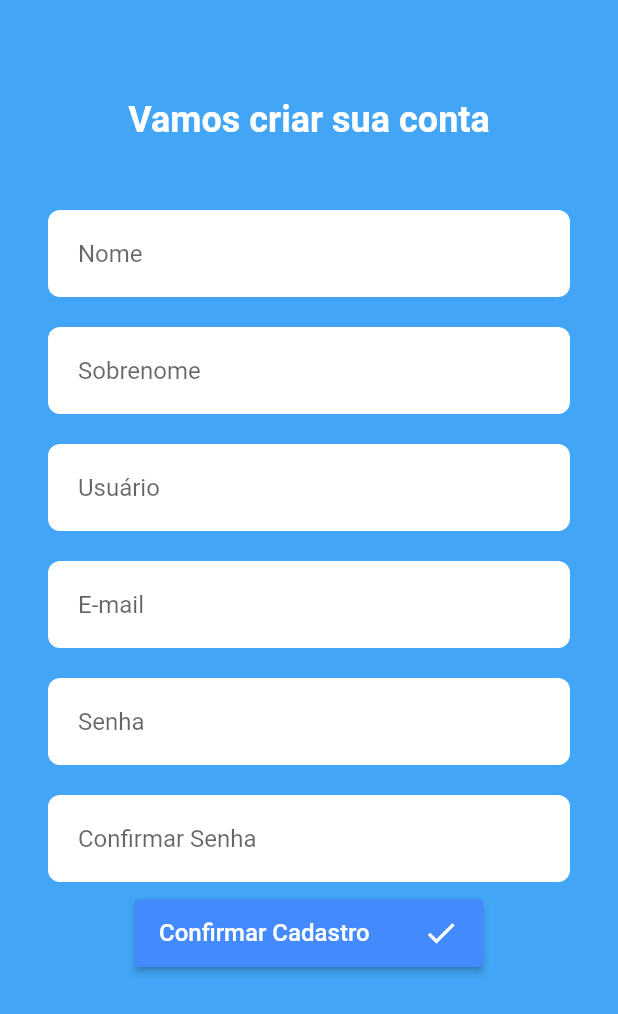
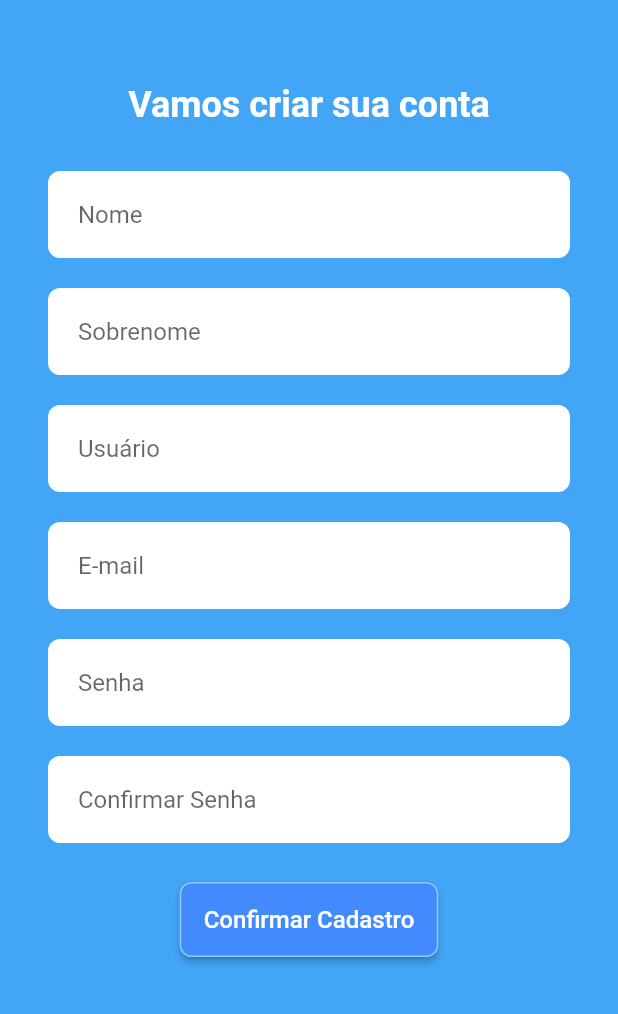
Before and after one commit to BrunoLeonardoRamosRibeiro/healthtechapp, a Flutter app: the screen it shows after launch, after a tap on "Esqueceu a senha?", on a phone screen of 412 x 824 dp. Shown: the top 1014 px of the screen. Run offline on Flutter 3.47's test engine with Material 2 defaults, Android fonts, the light colour scheme and no system bars; our stand-ins replace get, google_fonts; Roboto replaces fonts that are missing (Ubuntu).

Commit message:
Commit 5

```diff
--- a/lib/main.dart
+++ b/lib/main.dart
@@ -1,4 +1,5 @@
 import 'package:flutter/material.dart';
+import 'package:flutter/services.dart';
 import 'package:get/get.dart';
 import 'package:google_fonts/google_fonts.dart';
 import 'package:healthtechapp/pages/login/login_page.dart';
@@ -11,6 +12,8 @@ void main() {
 class MyApp extends StatelessWidget {
   @override
   Widget build(BuildContext context) {
+    SystemChrome.setPreferredOrientations(
+        [DeviceOrientation.portraitUp, DeviceOrientation.portraitDown]);
     return GetMaterialApp(
       debugShowCheckedModeBanner: false,
       title: 'Health Tech',
--- /dev/null
+++ b/lib/pages/home/home_page.dart
@@ -0,0 +1,19 @@
+import 'package:flutter/material.dart';
+
+class HomePage extends StatelessWidget {
+  @override
+  Widget build(BuildContext context) {
+    return Scaffold(
+      backgroundColor: Colors.blue[400],
+      body: SingleChildScrollView(
+        child: Center(
+          child: Column(
+            children: [
+
+            ],
+          ),
+        ),
+      ),
+    );
+  }
+}
--- a/lib/pages/login/widgets/logotipo_login_widget.dart
+++ b/lib/pages/login/widgets/logotipo_login_widget.dart
@@ -4,11 +4,11 @@ class LogotipoLoginWidget extends StatelessWidget {
   @override
   Widget build(BuildContext context) {
     return Container(
-      height: 150,
-      width: 150,
-      child: Placeholder(
-        color: Colors.white,
-        strokeWidth: 10,
+      height: 200,
+      width: 200,
+      child: Image.asset(
+        'assets/images/HTECH2.png',
+        fit: BoxFit.contain,
       ),
     );
   }
--- a/lib/pages/register/register_page.dart
+++ b/lib/pages/register/register_page.dart
@@ -11,11 +11,11 @@ class RegisterPage extends StatelessWidget {
           child: Column(
             children: [
               SizedBox(
-                height: 50,
+                height: 40,
               ),
               Center(
                 child: Padding(
-                  padding: const EdgeInsets.symmetric(horizontal:32.0, vertical: 16),
+                  padding: const EdgeInsets.only(left:32.0, top: 16, right: 32, bottom: 0),
                   child: Text(
                     'Vamos criar sua conta',
                     style: TextStyle(color: Colors.white, fontSize: 24, fontWeight: FontWeight.bold),
--- a/lib/pages/register/widgets/register_form_widget.dart
+++ b/lib/pages/register/widgets/register_form_widget.dart
@@ -1,5 +1,6 @@
 import 'package:flutter/material.dart';
 import 'package:get/get.dart';
+import 'package:healthtechapp/pages/shared/widgets/button_border_widget.dart';
 import 'package:healthtechapp/pages/shared/widgets/button_primary_widget.dart';
 import 'package:healthtechapp/pages/shared/widgets/input_primary_widget.dart';
 
@@ -12,21 +13,38 @@ class RegisterFormWidget extends StatelessWidget {
       child: Column(
         children: [
           SizedBox(height: 20),
-          InputPrimaryWidget(text: "Nome" ,),
-          InputPrimaryWidget(text: "Sobrenome" ,),
-          InputPrimaryWidget(text: "Usuário" ,),
-          InputPrimaryWidget(text: "E-mail" ,),
-          InputPrimaryWidget(text: "Senha", obscureText: true,),
-          InputPrimaryWidget(text: "Confirmar Senha", obscureText: true,),
-          ButtonPrimaryWidget(
-            text: 'Confirmar Cadastro',
-            width: 200,
-            icon: Icons.check,
-            action: () {
-              // TODO: Botão Entrar
+          InputPrimaryWidget(
+            text: "Nome",
+          ),
+          InputPrimaryWidget(
+            text: "Sobrenome",
+          ),
+          InputPrimaryWidget(
+            text: "Usuário",
+          ),
+          InputPrimaryWidget(
+            text: "E-mail",
+          ),
+          InputPrimaryWidget(
+            text: "Senha",
+            obscureText: true,
+          ),
+          InputPrimaryWidget(
+            text: "Confirmar Senha",
+            obscureText: true,
+          ),
+          SizedBox(
+            height: 16,
+          ),
+          ButtonBorderWidget(
+            text: "Confirmar Cadastro",
+            border: 2,
+            borderColor: Colors.blue[200],
+            colorButton: Colors.blueAccent,
+            onPressed: () {
+              // todo
             },
           ),
-
         ],
       ),
     );
--- /dev/null
+++ b/lib/pages/shared/widgets/button_border_widget.dart
@@ -0,0 +1,34 @@
+import 'package:flutter/material.dart';
+
+class ButtonBorderWidget extends StatelessWidget {
+  String text;
+  double border;
+  Color borderColor;
+  Color colorButton;
+  Function onPressed;
+
+  ButtonBorderWidget(
+      {this.text,
+      this.border = 0,
+      this.onPressed = null,
+      this.colorButton,
+      this.borderColor});
+
+  @override
+  Widget build(BuildContext context) {
+    return MaterialButton(
+      height: 50,
+      color: colorButton,
+      shape: RoundedRectangleBorder(
+        borderRadius: BorderRadius.circular(8.0),
+        side: BorderSide(
+          color: borderColor,
+        ),
+      ),
+      child: Text(text, style: TextStyle(color: Colors.white, fontSize: 16)),
+      onPressed: () {
+        // todo
+      },
+    );
+  }
+}
--- a/pubspec.yaml
+++ b/pubspec.yaml
@@ -47,8 +47,8 @@ flutter:
   uses-material-design: true
 
   # To add assets to your application, add an assets section, like this:
-  # assets:
-  #   - images/a_dot_burr.jpeg
+  assets:
+    - assets/images/
   #   - images/a_dot_ham.jpeg
 
   # An image asset can refer to one or more resolution-specific "variants", see
```
Also changed, not shown: assets/images/HTECH.png (added), assets/images/HTECH1.png (added), assets/images/HTECH2.png (added).
